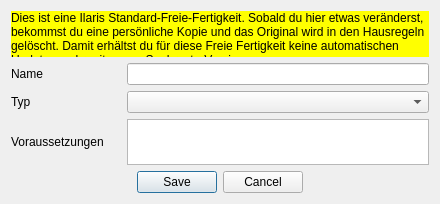
Before: the Qt Designer form designer/DatenbankEditFreieFertigkeit.ui in Aeolitus/Sephrasto, drawn with Qt 5.
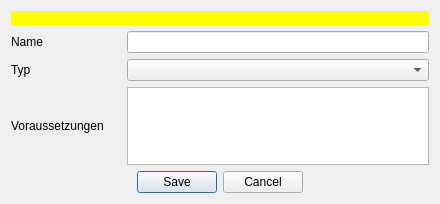
After: the same form once the commit is applied.

```diff
--- a/designer/DatenbankEditFreieFertigkeit.ui
+++ b/designer/DatenbankEditFreieFertigkeit.ui
@@ -44,7 +44,7 @@
         <string notr="true">background-color: rgb(255, 255, 0); color: black;</string>
        </property>
        <property name="text">
-        <string>&lt;html&gt;&lt;head/&gt;&lt;body&gt;&lt;p&gt;Dies ist eine Ilaris Standard-Freie-Fertigkeit. Sobald du hier etwas veränderst, bekommst du eine persönliche Kopie und das Original wird in den Hausregeln gelöscht. Damit erhältst du für diese Freie Fertigkeit keine automatischen Updates mehr mit neuen Sephrasto-Versionen.&lt;/p&gt;&lt;/body&gt;&lt;/html&gt;</string>
+        <string></string>
        </property>
        <property name="wordWrap">
         <bool>true</bool>
```
Left out of the diff: 14 changed lines with no effect on the pictures.
